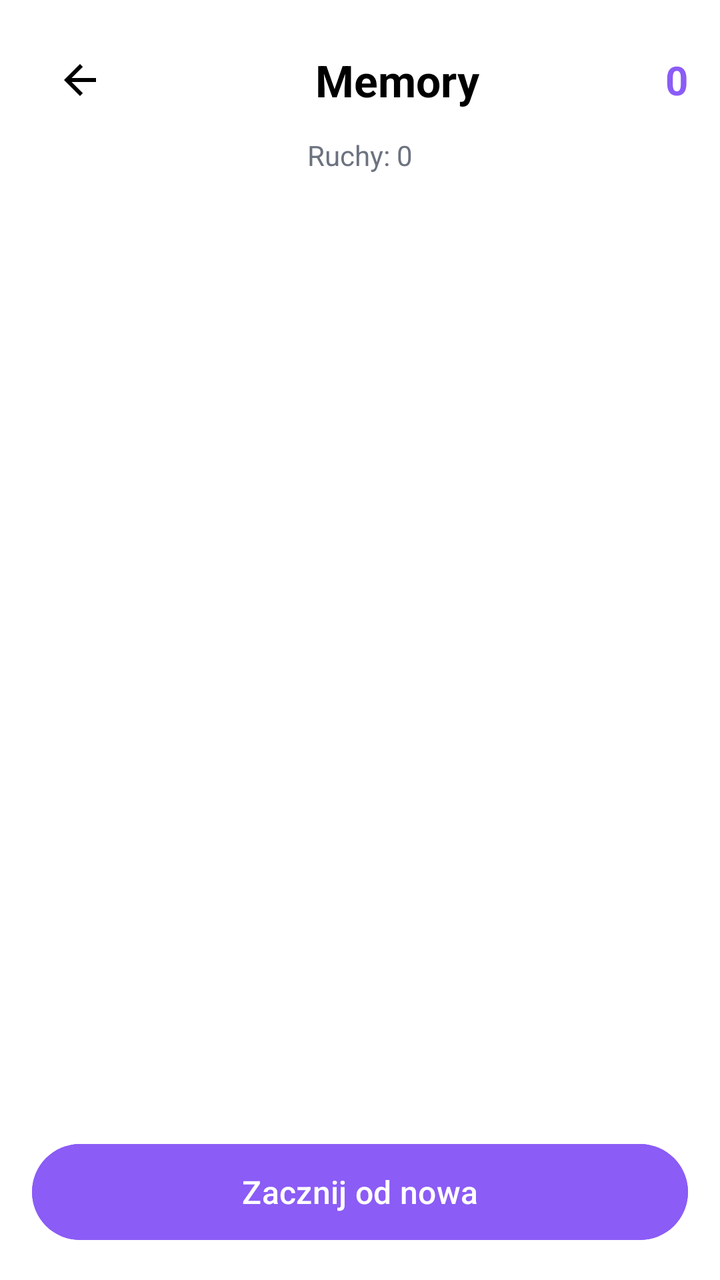
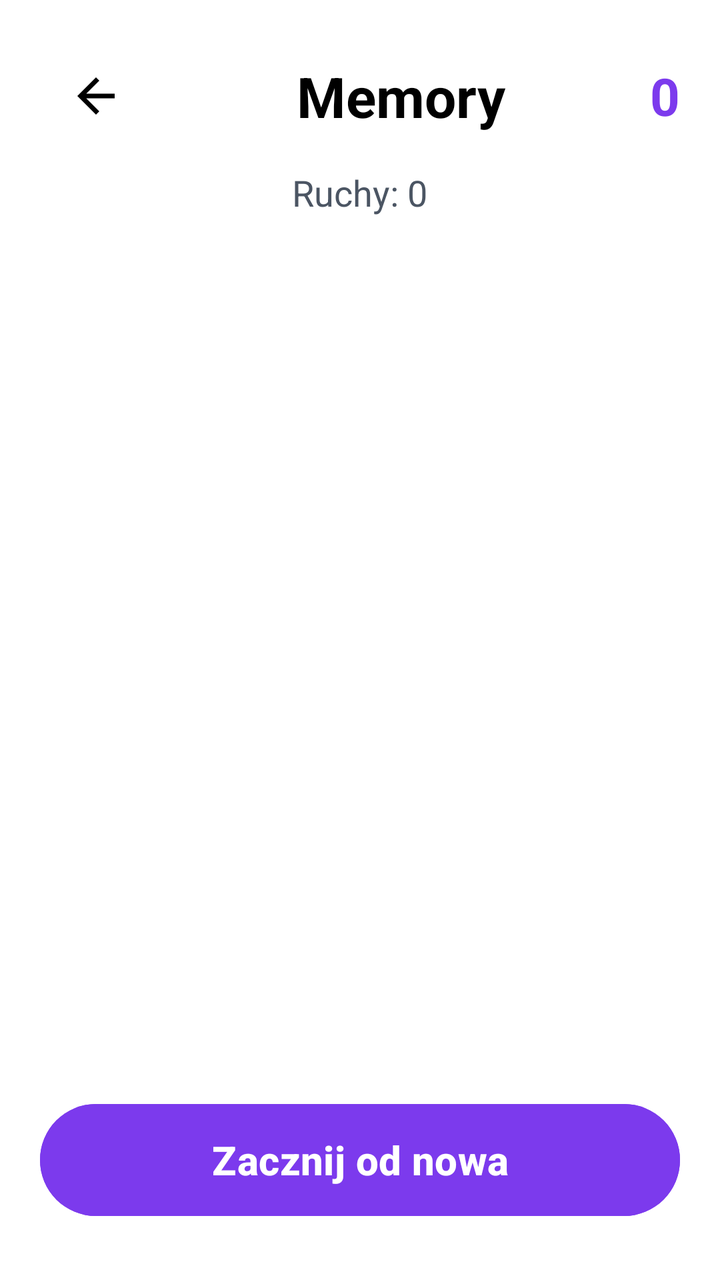

The first picture is an Android layout as it rendered before a commit; the second is the same layout after the commit. The layout source and the unified diff follow.
<!-- AndroidManifest.xml: application theme Theme.Fitnessapp -->
<!-- res/layout/activity_memory_game.xml -->
<?xml version="1.0" encoding="utf-8"?>
<LinearLayout xmlns:android="http://schemas.android.com/apk/res/android"
    xmlns:app="http://schemas.android.com/apk/res-auto"
    android:layout_width="match_parent"
    android:layout_height="match_parent"
    android:background="@color/white"
    android:orientation="vertical"
    android:padding="16dp">

    <LinearLayout
        android:layout_width="match_parent"
        android:layout_height="wrap_content"
        android:orientation="horizontal"
        android:gravity="center_vertical">

        <ImageView
            android:id="@+id/btn_back"
            android:layout_width="48dp"
            android:layout_height="48dp"
            android:padding="12dp"
            android:src="@drawable/ic_back"
            app:tint="@color/black" />

        <TextView
            android:layout_width="0dp"
            android:layout_height="wrap_content"
            android:layout_weight="1"
            android:gravity="center"
            android:text="Memory"
            android:textColor="@color/black"
            android:textSize="22sp"
            android:textStyle="bold" />

        <TextView
            android:id="@+id/tv_score"
            android:layout_width="wrap_content"
            android:layout_height="wrap_content"
            android:text="0"
            android:textColor="@color/purple_icon"
            android:textSize="20sp"
            android:textStyle="bold" />
    </LinearLayout>

    <TextView
        android:id="@+id/tv_moves"
        android:layout_width="wrap_content"
        android:layout_height="wrap_content"
        android:layout_gravity="center"
        android:layout_marginTop="4dp"
        android:text="Ruchy: 0"
        android:textColor="@color/gray_text"
        android:textSize="14sp" />

    <androidx.recyclerview.widget.RecyclerView
        android:id="@+id/rv_cards"
        android:layout_width="match_parent"
        android:layout_height="0dp"
        android:layout_weight="1"
        android:layout_marginTop="16dp"
        android:clipToPadding="false"
        android:padding="8dp" />

    <Button
        android:id="@+id/btn_restart"
        android:layout_width="match_parent"
        android:layout_height="56dp"
        android:layout_marginTop="16dp"
        android:backgroundTint="@color/purple_icon"
        android:text="Zacznij od nowa"
        android:textColor="@color/white"
        android:textSize="16sp" />

</LinearLayout>
<!-- resources referenced by this layout -->
<resources>
  <color name="black">#FF000000</color>
  <color name="gray_text">#6C727F</color>
  <color name="purple_icon">#8B5CF6</color>
  <color name="white">#FFFFFFFF</color>
  <!-- drawable ic_back (drawable) -->
  <vector xmlns:android="http://schemas.android.com/apk/res/android"
      android:width="24dp"
      android:height="24dp"
      android:viewportWidth="24"
      android:viewportHeight="24">
      <path
          android:fillColor="#000000"
          android:pathData="M20,11H7.83l5.59,-5.59L12,4l-8,8 8,8 1.41,-1.41L7.83,13H20v-2z"/>
  </vector>
  <style name="Theme.Fitnessapp" parent="Base.Theme.Fitnessapp" />
  <style name="Base.Theme.Fitnessapp" parent="Theme.Material3.DayNight.NoActionBar">
          
          
      </style>
</resources>

<!-- the commit's change to res/layout/activity_memory_game.xml (unified diff, before → after) -->
@@ -5,7 +5,7 @@
     android:layout_height="match_parent"
     android:background="@color/white"
     android:orientation="vertical"
-    android:padding="16dp">
+    android:padding="20dp">
 
     <LinearLayout
         android:layout_width="match_parent"
@@ -15,9 +15,9 @@
 
         <ImageView
             android:id="@+id/btn_back"
-            android:layout_width="48dp"
-            android:layout_height="48dp"
-            android:padding="12dp"
+            android:layout_width="56dp"
+            android:layout_height="56dp"
+            android:padding="14dp"
             android:src="@drawable/ic_back"
             app:tint="@color/black" />
 
@@ -28,7 +28,7 @@
             android:gravity="center"
             android:text="Memory"
             android:textColor="@color/black"
-            android:textSize="22sp"
+            android:textSize="28sp"
             android:textStyle="bold" />
 
         <TextView
@@ -37,7 +37,7 @@
             android:layout_height="wrap_content"
             android:text="0"
             android:textColor="@color/purple_icon"
-            android:textSize="20sp"
+            android:textSize="26sp"
             android:textStyle="bold" />
     </LinearLayout>
 
@@ -46,28 +46,30 @@
         android:layout_width="wrap_content"
         android:layout_height="wrap_content"
         android:layout_gravity="center"
-        android:layout_marginTop="4dp"
+        android:layout_marginTop="8dp"
         android:text="Ruchy: 0"
         android:textColor="@color/gray_text"
-        android:textSize="14sp" />
+        android:textSize="18sp" />
 
     <androidx.recyclerview.widget.RecyclerView
         android:id="@+id/rv_cards"
         android:layout_width="match_parent"
         android:layout_height="0dp"
         android:layout_weight="1"
-        android:layout_marginTop="16dp"
+        android:layout_marginTop="20dp"
         android:clipToPadding="false"
-        android:padding="8dp" />
+        android:padding="12dp" />
 
     <Button
         android:id="@+id/btn_restart"
         android:layout_width="match_parent"
-        android:layout_height="56dp"
-        android:layout_marginTop="16dp"
+        android:layout_height="64dp"
+        android:layout_marginTop="20dp"
+        android:layout_marginBottom="8dp"
         android:backgroundTint="@color/purple_icon"
         android:text="Zacznij od nowa"
         android:textColor="@color/white"
-        android:textSize="16sp" />
+        android:textSize="20sp"
+        android:textStyle="bold" />
 
 </LinearLayout>
<!-- resource entries referenced after the edit -->
@@ -1,8 +1,8 @@
 <!-- resources referenced by this layout -->
 <resources>
   <color name="black">#FF000000</color>
-  <color name="gray_text">#6C727F</color>
-  <color name="purple_icon">#8B5CF6</color>
+  <color name="gray_text">#4B5563</color>
+  <color name="purple_icon">#7C3AED</color>
   <color name="white">#FFFFFFFF</color>
   <!-- drawable ic_back (drawable) -->
   <vector xmlns:android="http://schemas.android.com/apk/res/android"
